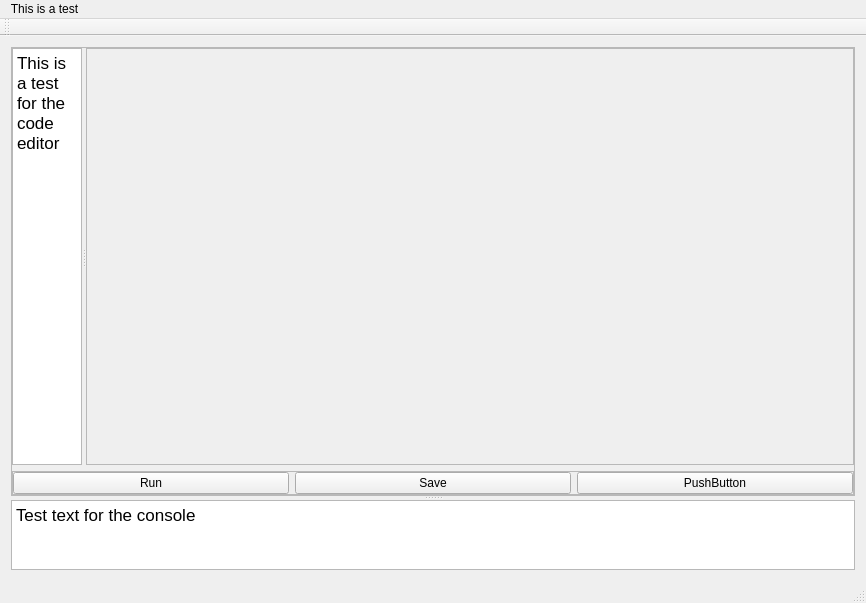
Qt form application/MainWindow.ui (MEEN-570-Fall-2026/ryan_day_final_project) before a commit.
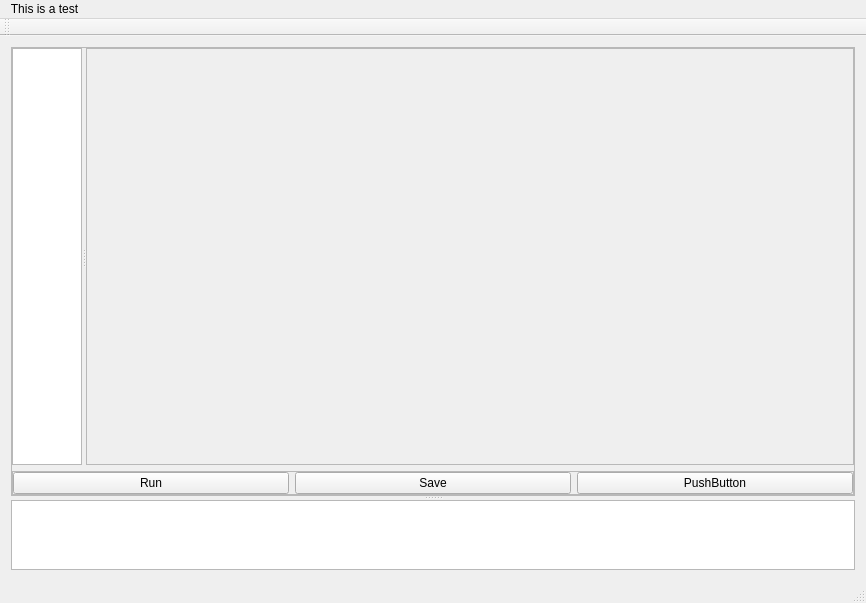
The same form after that commit.

Commit message: Console log now prints with timestamps

Patch:
```diff
--- a/application/MainWindow.ui
+++ b/application/MainWindow.ui
@@ -104,7 +104,7 @@
 li.unchecked::marker { content: &quot;\2610&quot;; }
 li.checked::marker { content: &quot;\2612&quot;; }
 &lt;/style&gt;&lt;/head&gt;&lt;body style=&quot; font-family:'.AppleSystemUIFont'; font-size:13pt; font-weight:400; font-style:normal;&quot;&gt;
-&lt;p style=&quot; margin-top:0px; margin-bottom:0px; margin-left:0px; margin-right:0px; -qt-block-indent:0; text-indent:0px;&quot;&gt;This is a test for the code editor&lt;/p&gt;&lt;/body&gt;&lt;/html&gt;</string>
+&lt;p style=&quot;-qt-paragraph-type:empty; margin-top:0px; margin-bottom:0px; margin-left:0px; margin-right:0px; -qt-block-indent:0; text-indent:0px;&quot;&gt;&lt;br /&gt;&lt;/p&gt;&lt;/body&gt;&lt;/html&gt;</string>
                 </property>
                </widget>
                <widget class="QFrame" name="viewerFrame">
@@ -188,7 +188,7 @@
 li.unchecked::marker { content: &quot;\2610&quot;; }
 li.checked::marker { content: &quot;\2612&quot;; }
 &lt;/style&gt;&lt;/head&gt;&lt;body style=&quot; font-family:'.AppleSystemUIFont'; font-size:13pt; font-weight:400; font-style:normal;&quot;&gt;
-&lt;p style=&quot; margin-top:0px; margin-bottom:0px; margin-left:0px; margin-right:0px; -qt-block-indent:0; text-indent:0px;&quot;&gt;Test text for the console&lt;/p&gt;&lt;/body&gt;&lt;/html&gt;</string>
+&lt;p style=&quot;-qt-paragraph-type:empty; margin-top:0px; margin-bottom:0px; margin-left:0px; margin-right:0px; -qt-block-indent:0; text-indent:0px;&quot;&gt;&lt;br /&gt;&lt;/p&gt;&lt;/body&gt;&lt;/html&gt;</string>
          </property>
         </widget>
        </widget>
```
The commit also changes 5 other files.
